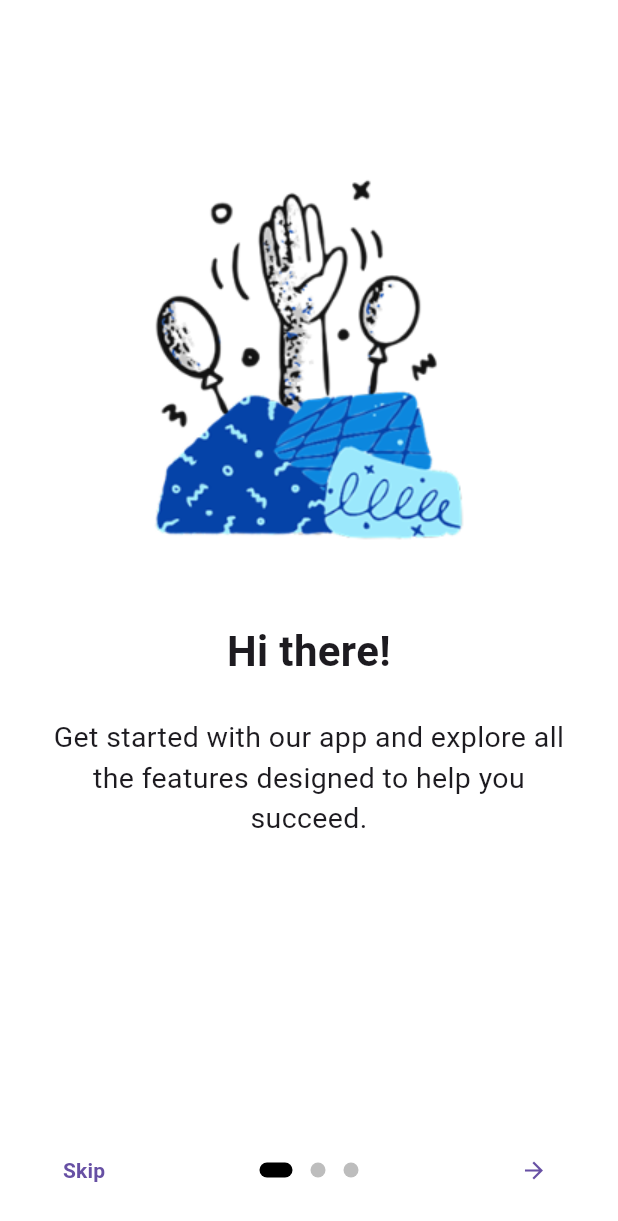
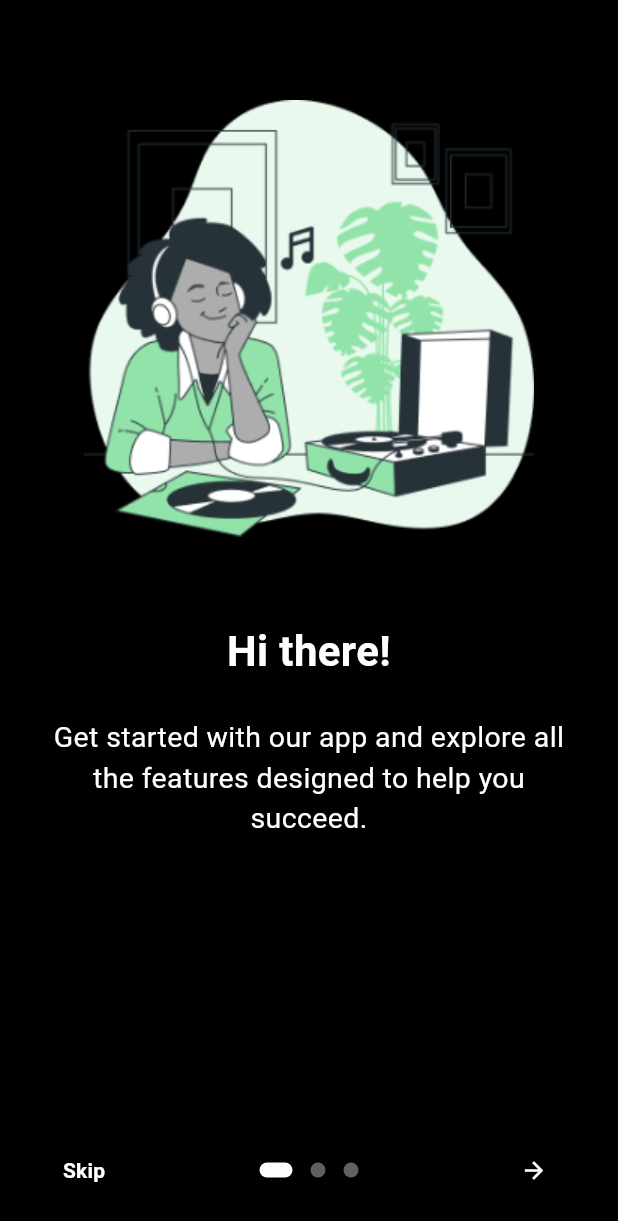
Before and after one commit to Ahmed4r/local-mp3-player, a Flutter app: the screen it shows after launch, on a phone screen of 412 x 824 dp. Shown: the top 1221 px of the screen. Run offline on Flutter 3.47's test engine with Material 3 defaults, Android fonts, the phone set to English and light mode, and no system bars; drawn by our look-alikes of introduction_screen; our stand-ins replace audioplayers, file_picker, flutter_screenutil, google_fonts, permission_handler, shared_preferences.

Commit message:
ui completed without theme

```diff
--- a/lib/main.dart
+++ b/lib/main.dart
@@ -1,15 +1,15 @@
 import 'package:flutter/material.dart';
 import 'package:flutter_screenutil/flutter_screenutil.dart';
 import 'package:google_fonts/google_fonts.dart';
-import 'package:onboarding/homepage.dart';
-import 'package:onboarding/onboardingScreen.dart';
+import 'package:onboarding/screens/audioplayer_screen.dart';
+import 'package:onboarding/screens/homepage.dart';
+import 'package:onboarding/screens/onboardingScreen.dart';
 
 void main() async {
   WidgetsFlutterBinding.ensureInitialized();
   GoogleFonts.config.allowRuntimeFetching = true;
   runApp(const MyApp());
 }
-
 
 class MyApp extends StatelessWidget {
   const MyApp({super.key});
@@ -25,6 +25,7 @@ class MyApp extends StatelessWidget {
         routes: {
           OnBoardingPage.routeName: (context) => const OnBoardingPage(),
           Homepage.routeName: (context) => const Homepage(),
+          AudioplayerScreen.routeName : (context) => const AudioplayerScreen(),
         },
 
       ),
--- a/lib/onboardingScreen.dart
+++ b/lib/screens/onboardingScreen.dart
@@ -1,12 +1,9 @@
-
-
 import 'dart:developer';
-
 import 'package:flutter/foundation.dart';
 import 'package:flutter/material.dart';
 import 'package:flutter_screenutil/flutter_screenutil.dart';
 import 'package:introduction_screen/introduction_screen.dart';
-import 'package:onboarding/homepage.dart';
+import 'package:onboarding/screens/homepage.dart';
 
 class OnBoardingPage extends StatefulWidget {
   static const String routeName = '/OnBoardingPage';
@@ -15,6 +12,7 @@ class OnBoardingPage extends StatefulWidget {
   @override
   OnBoardingPageState createState() => OnBoardingPageState();
 }
+
 class OnBoardingPageState extends State<OnBoardingPage> {
   final introKey = GlobalKey<IntroductionScreenState>();
   late final PageController _pageController;
@@ -33,52 +31,55 @@ class OnBoardingPageState extends State<OnBoardingPage> {
   }
 
   void _onIntroEnd(context) {
-    Navigator.of(context).pushNamed(
-     Homepage.routeName
-    );
+    Navigator.of(context).pushNamed(Homepage.routeName);
   }
 
   Widget _buildImage(String assetName, [double width = 350]) {
-    return Image.asset('assets/$assetName', width: width,cacheWidth: 300,);
+    return Image.asset('assets/$assetName', width: width, cacheWidth: 300);
   }
 
   @override
   Widget build(BuildContext context) {
-    const bodyStyle = TextStyle(fontSize: 19.0);
+    const bodyStyle = TextStyle(fontSize: 19.0, color: Colors.white);
 
     const pageDecoration = PageDecoration(
-      titleTextStyle: TextStyle(fontSize: 28 ,fontWeight: FontWeight.w700),
+      titleTextStyle: TextStyle(fontSize: 28, fontWeight: FontWeight.w700, color: Colors.white),
       bodyTextStyle: bodyStyle,
       bodyPadding: EdgeInsets.fromLTRB(16.0, 0.0, 16.0, 16.0),
-      pageColor: Colors.white,
+      pageColor: Colors.black,
       imagePadding: EdgeInsets.zero,
     );
 
     return IntroductionScreen(
       resizeToAvoidBottomInset: true,
       key: introKey,
-      globalBackgroundColor: Colors.white,
+      globalBackgroundColor: Colors.black,
       allowImplicitScrolling: true,
       pages: [
         PageViewModel(
           title: "Hi there!",
-          body:
-              "Get started with our app and explore all the features designed to help you succeed.",
+          body: "Get started with our app and explore all the features designed to help you succeed.",
           image: _buildImage('Charco Hi.png'),
           decoration: pageDecoration,
         ),
         PageViewModel(
-          image:Column(
+          image: Column(
             children: [
-              SizedBox(height: 170.h,),
-              Text( "Who are you ?",style: TextStyle(fontSize: 28.0.sp, fontWeight: FontWeight.w700),),
-              SizedBox(height: 40.h,),
-              Text( "Please enter your name below",style: TextStyle(fontSize: 16.0.sp, fontWeight: FontWeight.normal),),
+              SizedBox(height: 170.h),
+              Text(
+                "Who are you ?",
+                style: TextStyle(fontSize: 28.0.sp, fontWeight: FontWeight.w700, color: Colors.white),
+              ),
+              SizedBox(height: 40.h),
+              Text(
+                "Please enter your name below",
+                style: TextStyle(fontSize: 16.0.sp, fontWeight: FontWeight.normal, color: Colors.white),
+              ),
             ],
           ),
           title: "lallalalalal",
-          bodyWidget:
-          Column(children: [
+          bodyWidget: Column(
+            children: [
               Container(
                 width: 343.w,
                 height: 62.h,
@@ -88,26 +89,26 @@ class OnBoardingPageState extends State<OnBoardingPage> {
                 child: TextField(
                   decoration: InputDecoration(
                     hintText: 'Your name',
+                    hintStyle: TextStyle(color: Colors.white70),
+                    filled: true,
+                    fillColor: Colors.grey[900],
                     border: OutlineInputBorder(
-                  borderRadius: BorderRadius.circular(14)
-                )
+                      borderRadius: BorderRadius.circular(14),
+                      borderSide: BorderSide.none,
                     ),
-              controller: controller
-
+                  ),
+                  style: TextStyle(color: Colors.white),
+                  controller: controller,
                 ),
               ),
             ],
           ),
-
           decoration: pageDecoration.copyWith(
-  titleTextStyle: const TextStyle(fontSize: 12, fontWeight: FontWeight.normal,color: Colors.transparent),
+            titleTextStyle: const TextStyle(fontSize: 12, fontWeight: FontWeight.normal, color: Colors.transparent),
           ),
-
         ),
-
         PageViewModel(
-
-          title:"Hello ${controller!.text.isNotEmpty?controller!.text.toString():"User"}" ,
+          title: "Hello ${controller!.text.isNotEmpty ? controller!.text.toString() : "User"}",
           body: "Welcome to the app! We're glad to have you here.",
           image: _buildImage('Charco Good Job.png'),
           decoration: pageDecoration.copyWith(
@@ -115,55 +116,59 @@ class OnBoardingPageState extends State<OnBoardingPage> {
             imageFlex: 6,
             safeArea: 80,
           ),
-
           footer: Center(
             child: InkWell(
               onTap: () {
                 log('button clicked');
+                Navigator.pushNamed(context, Homepage.routeName);
               },
               child: Container(
                 height: 54.h,
                 width: 140.w,
                 decoration: BoxDecoration(
                   color: Colors.black,
-                  borderRadius: BorderRadius.circular(30.r)
-
+                  borderRadius: BorderRadius.circular(30.r),
+                  border: Border.all(color: Colors.white),
                 ),
-                child: Center(child: Text("Let's go!",style: TextStyle(color: Colors.white,fontSize: 20.sp,fontWeight: FontWeight.w500),textAlign: TextAlign.center,)),
+                child: Center(
+                  child: Text(
+                    "Let's go!",
+                    style: TextStyle(color: Colors.white, fontSize: 20.sp, fontWeight: FontWeight.w500),
+                    textAlign: TextAlign.center,
                   ),
                 ),
-          )
+              ),
+            ),
+          ),
         ),
       ],
-      onChange: (value) => setState(() {
-
-      }),
+      onChange: (value) => setState(() {}),
       onDone: () => _onIntroEnd(context),
       onSkip: () => _onIntroEnd(context),
       showSkipButton: true,
       skipOrBackFlex: 0,
       nextFlex: 0,
       showBackButton: false,
-      back: const Icon(Icons.arrow_back),
-      skip: const Text('Skip', style: TextStyle(fontWeight: FontWeight.w600)),
-      next: const Icon(Icons.arrow_forward),
-      done: const Text('Done', style: TextStyle(fontWeight: FontWeight.w600)),
+      back: const Icon(Icons.arrow_back, color: Colors.white),
+      skip: const Text('Skip', style: TextStyle(fontWeight: FontWeight.w600, color: Colors.white)),
+      next: const Icon(Icons.arrow_forward, color: Colors.white),
+      done: const Text('Done', style: TextStyle(fontWeight: FontWeight.w600, color: Colors.white)),
       curve: Curves.fastLinearToSlowEaseIn,
       controlsMargin: const EdgeInsets.all(16),
       controlsPadding: kIsWeb
           ? const EdgeInsets.all(12.0)
           : const EdgeInsets.fromLTRB(8.0, 4.0, 8.0, 4.0),
       dotsDecorator: const DotsDecorator(
-        activeColor: Colors.black,
+        activeColor: Colors.white,
         size: Size(10.0, 10.0),
-        color: Color(0xFFBDBDBD),
+        color: Color(0xFF616161),
         activeSize: Size(22.0, 10.0),
         activeShape: RoundedRectangleBorder(
           borderRadius: BorderRadius.all(Radius.circular(40)),
         ),
       ),
       dotsContainerDecorator: const ShapeDecoration(
-        color: Colors.white,
+        color: Colors.black,
         shape: RoundedRectangleBorder(
           borderRadius: BorderRadius.all(Radius.circular(8.0)),
         ),
```
Also changed, not shown: lib/homepage.dart (deleted, +0 -17 lines), lib/screens/audioplayer_screen.dart (added, +247 -0 lines), lib/screens/homepage.dart (added, +150 -0 lines), pubspec.yaml (+6 -1 lines), assets/Charco Good Job.png, assets/Charco Hi.png, assets/Song Cover Art 1.png (added), assets/apple-music-note.jpg (added), pubspec.lock, 6 other files. Lines whose indentation alone changed are shown as unchanged.
